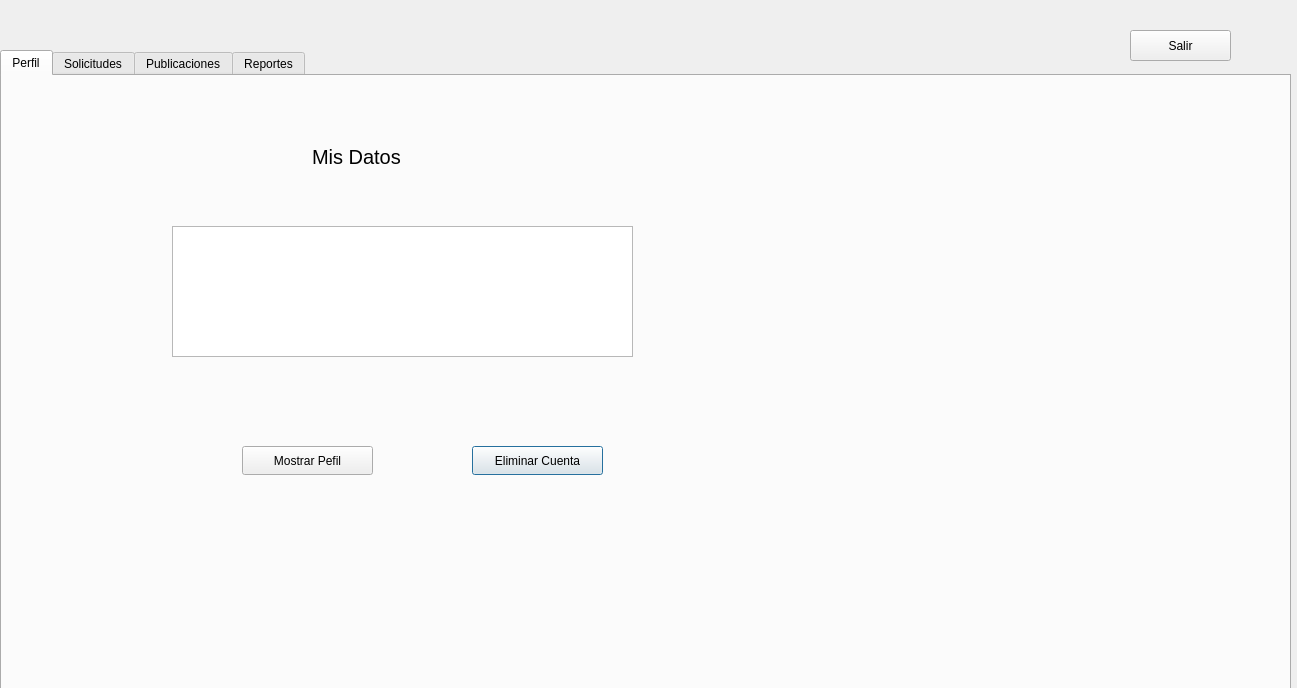
Luu-Chan/-EDD-Proyecto_202001523, file Fase_2/formuser.ui: the form before one commit.
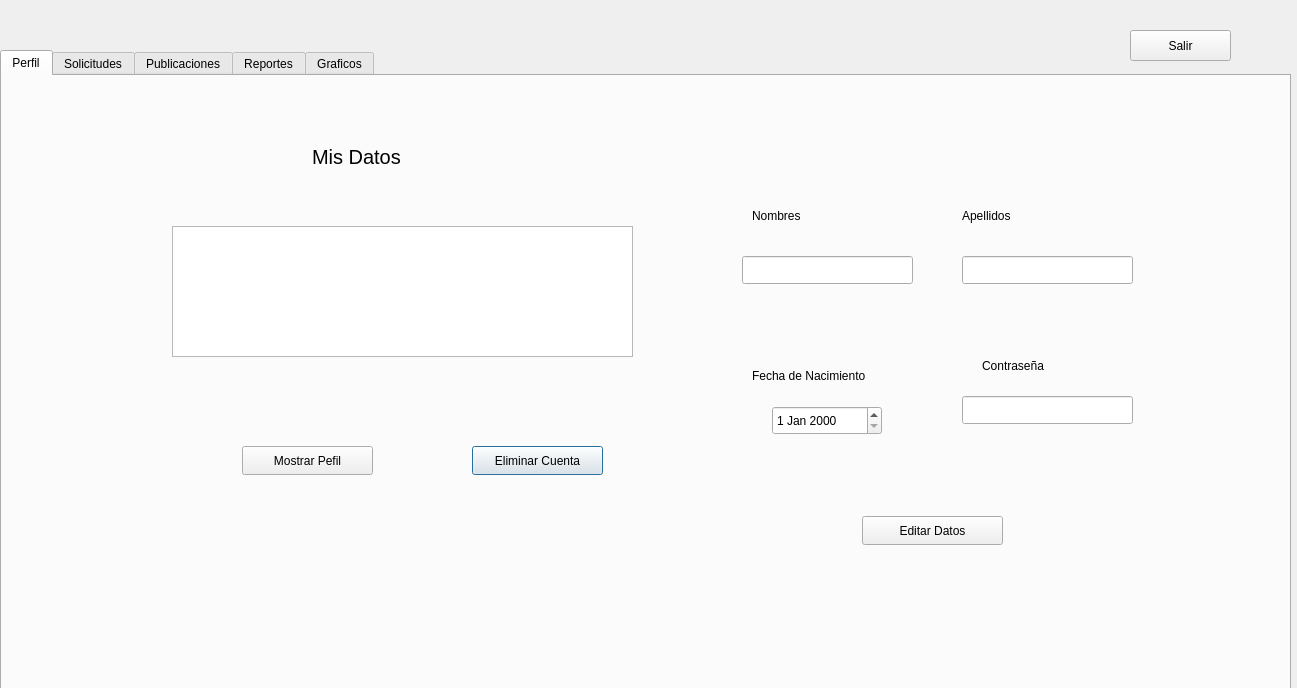
The form after the commit. The open tabs and pages were chosen to show the change.

Patch:
```diff
--- a/Fase_2/formuser.ui
+++ b/Fase_2/formuser.ui
@@ -93,6 +93,111 @@
       <string>Mostrar Pefil</string>
      </property>
     </widget>
+    <widget class="QLineEdit" name="pass">
+     <property name="geometry">
+      <rect>
+       <x>960</x>
+       <y>320</y>
+       <width>171</width>
+       <height>28</height>
+      </rect>
+     </property>
+    </widget>
+    <widget class="QLabel" name="label_9">
+     <property name="geometry">
+      <rect>
+       <x>980</x>
+       <y>280</y>
+       <width>81</width>
+       <height>20</height>
+      </rect>
+     </property>
+     <property name="text">
+      <string>Contraseña</string>
+     </property>
+    </widget>
+    <widget class="QLabel" name="label_10">
+     <property name="geometry">
+      <rect>
+       <x>750</x>
+       <y>290</y>
+       <width>151</width>
+       <height>20</height>
+      </rect>
+     </property>
+     <property name="text">
+      <string>Fecha de Nacimiento</string>
+     </property>
+    </widget>
+    <widget class="QLineEdit" name="nombres">
+     <property name="geometry">
+      <rect>
+       <x>740</x>
+       <y>180</y>
+       <width>171</width>
+       <height>28</height>
+      </rect>
+     </property>
+    </widget>
+    <widget class="QDateEdit" name="dateEdit">
+     <property name="geometry">
+      <rect>
+       <x>770</x>
+       <y>330</y>
+       <width>110</width>
+       <height>29</height>
+      </rect>
+     </property>
+    </widget>
+    <widget class="QLabel" name="label_12">
+     <property name="geometry">
+      <rect>
+       <x>960</x>
+       <y>130</y>
+       <width>63</width>
+       <height>20</height>
+      </rect>
+     </property>
+     <property name="text">
+      <string>Apellidos</string>
+     </property>
+    </widget>
+    <widget class="QLabel" name="label_13">
+     <property name="geometry">
+      <rect>
+       <x>750</x>
+       <y>130</y>
+       <width>63</width>
+       <height>20</height>
+      </rect>
+     </property>
+     <property name="text">
+      <string>Nombres</string>
+     </property>
+    </widget>
+    <widget class="QLineEdit" name="apellidos">
+     <property name="geometry">
+      <rect>
+       <x>960</x>
+       <y>180</y>
+       <width>171</width>
+       <height>28</height>
+      </rect>
+     </property>
+    </widget>
+    <widget class="QPushButton" name="pushButton_5">
+     <property name="geometry">
+      <rect>
+       <x>860</x>
+       <y>440</y>
+       <width>141</width>
+       <height>29</height>
+      </rect>
+     </property>
+     <property name="text">
+      <string>Editar Datos</string>
+     </property>
+    </widget>
    </widget>
    <widget class="QWidget" name="tab_2">
     <attribute name="title">
@@ -588,6 +693,37 @@
      </property>
     </widget>
    </widget>
+   <widget class="QWidget" name="tab_4">
+    <attribute name="title">
+     <string>Graficos</string>
+    </attribute>
+    <widget class="QPushButton" name="pushButton_3">
+     <property name="geometry">
+      <rect>
+       <x>500</x>
+       <y>10</y>
+       <width>231</width>
+       <height>29</height>
+      </rect>
+     </property>
+     <property name="text">
+      <string>Grafico de Sugerencias</string>
+     </property>
+    </widget>
+    <widget class="QLabel" name="label_8">
+     <property name="geometry">
+      <rect>
+       <x>10</x>
+       <y>50</y>
+       <width>1251</width>
+       <height>521</height>
+      </rect>
+     </property>
+     <property name="text">
+      <string>Cargando...</string>
+     </property>
+    </widget>
+   </widget>
   </widget>
   <widget class="QPushButton" name="salir">
    <property name="geometry">
```
Left out of the diff: 45 changed lines with no effect on the pictures.
